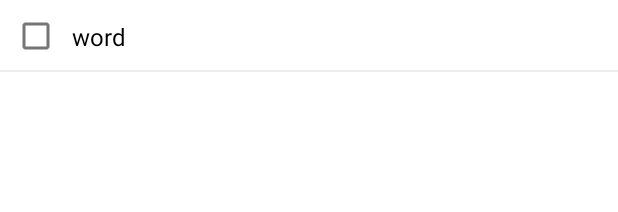
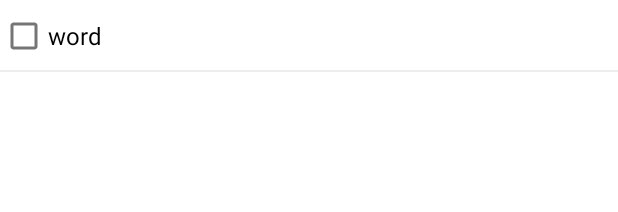
Before and after one commit to sok98/MemoryCard, an Android app: the layout item_word_list.xml on its own in the app's theme, with its tools: preview values and no code run, on a phone screen of 412 x 824 dp. Shown: the top 212 px of the screen. Run offline under Robolectric (Android 15) with nearby library versions, the phone set to English and light mode, and no system bars.

Commit message:
Feat: SwipeRefreshLayout, ckeckbox setOnCheckedChangeListener

```diff
--- a/app/build.gradle
+++ b/app/build.gradle
@@ -49,9 +49,8 @@ dependencies {
     implementation 'com.google.firebase:firebase-analytics-ktx'
     implementation 'com.google.firebase:firebase-auth-ktx'
     implementation 'com.google.firebase:firebase-database-ktx'
+    implementation 'com.yuyakaido.android:card-stack-view:2.3.4'
     implementation 'com.facebook.android:facebook-login:8.2.0'
-    implementation 'com.yuyakaido.android:card-stack-view:2.3.4'
-
     implementation 'com.google.android.gms:play-services-auth:19.2.0'
 
     implementation("org.jetbrains.kotlinx:kotlinx-coroutines-android:1.3.9")
@@ -60,4 +59,7 @@ dependencies {
 
     // DataStore
     implementation "androidx.datastore:datastore-preferences:1.0.0-alpha01"
+
+    // Swipe Refresh Layout
+    implementation "androidx.swiperefreshlayout:swiperefreshlayout:1.1.0"
 }
--- a/app/src/main/java/com/yeseul/memorycard/presentation/wordcard/WordCardActivity.kt
+++ b/app/src/main/java/com/yeseul/memorycard/presentation/wordcard/WordCardActivity.kt
@@ -36,7 +36,6 @@ class WordCardActivity : AppCompatActivity(), CardStackListener {
     private lateinit var binding: ActivityWordCardBinding
 
     private lateinit var dataStore: DataStore<Preferences>
-    private val dataStoreKey = preferencesKey<String>(DataStoreKey.USER_KEY)
     private lateinit var userId : String
     private lateinit var wordDB : DatabaseReference
 
@@ -118,6 +117,7 @@ class WordCardActivity : AppCompatActivity(), CardStackListener {
     }
 
     private suspend fun read(): String? {
+        val dataStoreKey = preferencesKey<String>(DataStoreKey.USER_KEY)
         val preferences = dataStore.data.first()
         return preferences[dataStoreKey]
     }
--- a/app/src/main/java/com/yeseul/memorycard/presentation/wordlist/AddWordActivity.kt
+++ b/app/src/main/java/com/yeseul/memorycard/presentation/wordlist/AddWordActivity.kt
@@ -25,7 +25,6 @@ class AddWordActivity : AppCompatActivity() {
 
     private lateinit var binding: ActivityAddWordBinding
     private lateinit var dataStore: DataStore<Preferences>
-    private val dataStoreKey = preferencesKey<String>(DataStoreKey.USER_KEY)
     private lateinit var userId : String
     private lateinit var wordDB : DatabaseReference
 
@@ -53,6 +52,7 @@ class AddWordActivity : AppCompatActivity() {
     }
 
     private suspend fun read(): String? {
+        val dataStoreKey = preferencesKey<String>(DataStoreKey.USER_KEY)
         val preferences = dataStore.data.first()
         return preferences[dataStoreKey]
     }
--- a/app/src/main/res/layout/item_word_list.xml
+++ b/app/src/main/res/layout/item_word_list.xml
@@ -1,31 +1,22 @@
 <?xml version="1.0" encoding="utf-8"?>
 <androidx.constraintlayout.widget.ConstraintLayout xmlns:android="http://schemas.android.com/apk/res/android"
+    xmlns:app="http://schemas.android.com/apk/res-auto"
+    xmlns:tools="http://schemas.android.com/tools"
     android:layout_width="match_parent"
-    android:layout_height="wrap_content"
-    xmlns:app="http://schemas.android.com/apk/res-auto"
-    xmlns:tools="http://schemas.android.com/tools">
+    android:layout_height="wrap_content">
 
     <CheckBox
         android:id="@+id/checkBox"
         android:layout_width="wrap_content"
+        android:layout_height="wrap_content"
         android:checked="false"
-        android:layout_height="wrap_content"
+        android:textColor="@color/black"
+        android:textSize="16sp"
+        app:layout_constraintBottom_toBottomOf="parent"
         app:layout_constraintStart_toStartOf="parent"
         app:layout_constraintTop_toTopOf="parent"
-        android:onClick="onCheckboxClicked"
-        app:layout_constraintBottom_toBottomOf="parent"/>
+        tools:text="word" />
 
-
-    <TextView
-        android:id="@+id/wordTextView"
-        android:layout_width="wrap_content"
-        android:layout_height="wrap_content"
-        app:layout_constraintStart_toEndOf="@id/checkBox"
-        app:layout_constraintTop_toTopOf="parent"
-        app:layout_constraintBottom_toBottomOf="parent"
-        android:textSize="16sp"
-        android:textColor="@color/black"
-        tools:text="word"/>
 
     <View
         android:layout_width="0dp"
@@ -36,6 +27,4 @@
         app:layout_constraintStart_toStartOf="parent" />
 
 
-
-
 </androidx.constraintlayout.widget.ConstraintLayout>
```
Also changed, not shown: app/src/main/java/com/yeseul/memorycard/adapter/WordAdapter.kt (+12 -4 lines), app/src/main/java/com/yeseul/memorycard/presentation/wordlist/WordListActivity.kt (+12 -5 lines), app/src/main/res/layout/activity_word_list.xml (+13 -4 lines).
